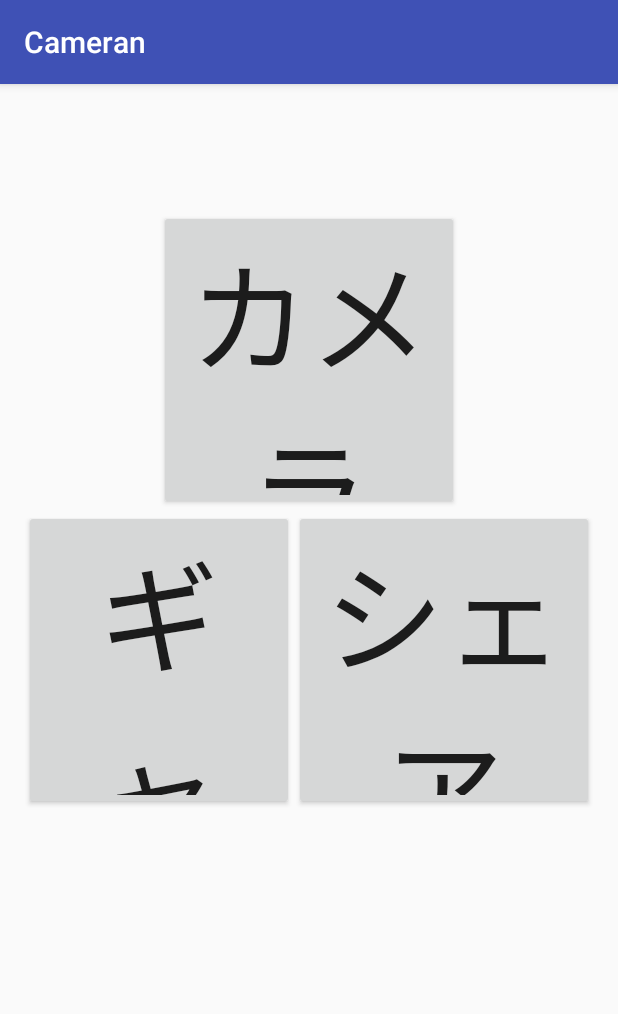
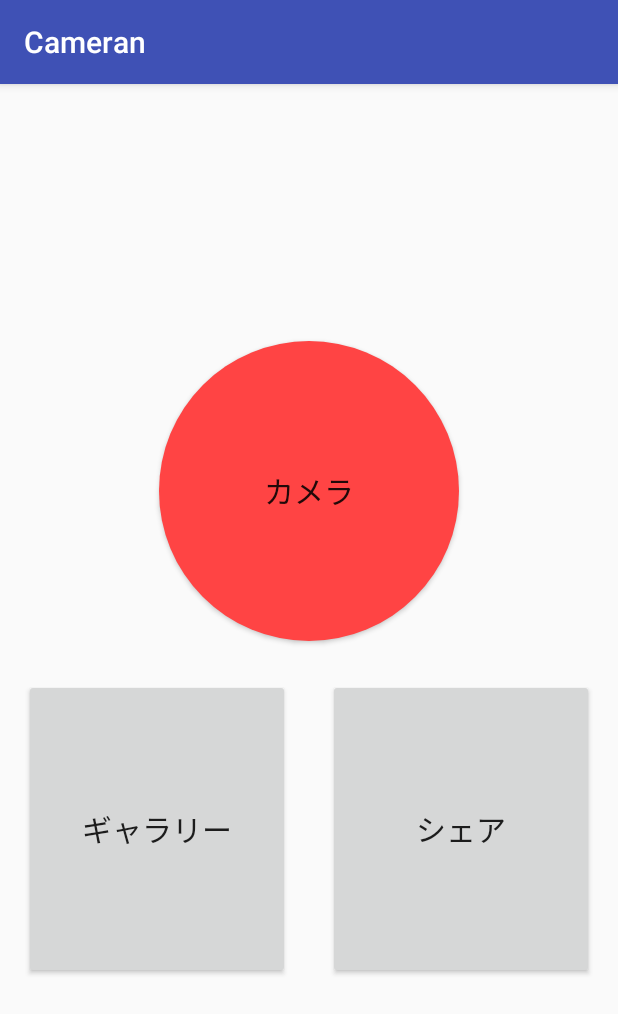
Before and after one commit to AzumiSemi/photoshare, an Android app: the screen it shows after launch (MainActivity), on a phone screen of 412 x 824 dp. Shown: the top 1014 px of the screen. Run offline under Robolectric (Android 15) with nearby library versions, the phone set to English and light mode, and no system bars; libraries missing offline, so code that uses them is left out: com.adobe.creativesdk; 1 statement that could not run was skipped.

Commit message:
レイアウト

```diff
--- a/app/src/main/res/layout/activity_main.xml
+++ b/app/src/main/res/layout/activity_main.xml
@@ -10,13 +10,21 @@
     android:paddingTop="@dimen/activity_vertical_margin"
     tools:context="com.github.shawn.cameran.MainActivity">
 
-<Button
+    <Space
+        android:id = "@+id/spacer"
+        android:layout_width="25dp"
+        android:layout_height="25dp"
+        android:layout_centerInParent="true"/>
+
+    <Button
         android:id="@+id/camera"
         android:layout_width="200dp"
         android:layout_height="200dp"
+        android:layout_gravity="center"
         android:text="カメラ"
-        android:textSize="80sp"
-        android:layout_above="@+id/gallery"
+        android:background="@drawable/button_definition"
+        android:textSize="20sp"
+        android:layout_above="@+id/spacer"
         android:layout_centerInParent="true" />
 
     <Button
@@ -25,17 +33,18 @@
         android:layout_height="200dp"
         android:layout_gravity="center"
         android:text="ギャラリー"
-        android:textSize="80sp"
-        android:layout_centerVertical="true"
-        android:layout_toLeftOf="@+id/share" />
+        android:textSize="20sp"
+        android:layout_below="@+id/spacer"
+        android:layout_toLeftOf="@+id/spacer" />
 
     <Button
         android:id="@+id/share"
         android:layout_width="200dp"
         android:layout_height="200dp"
+        android:layout_gravity="center"
         android:text="シェア"
-        android:textSize="80sp"
-        android:layout_centerVertical="true"
-        android:layout_alignParentRight="true" />
+        android:textSize="20sp"
+        android:layout_below="@+id/spacer"
+        android:layout_toRightOf="@+id/spacer" />
 
 </RelativeLayout>
```
